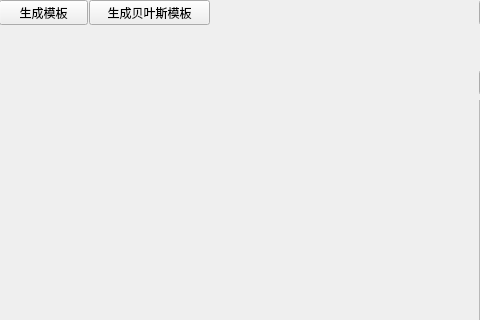
Qt form ui/numdetwindow.ui (wxxhub/machine_view) before a commit; both pictures show x 91 to 571 and y 0 to 320 of the 800 by 605 pixel window.
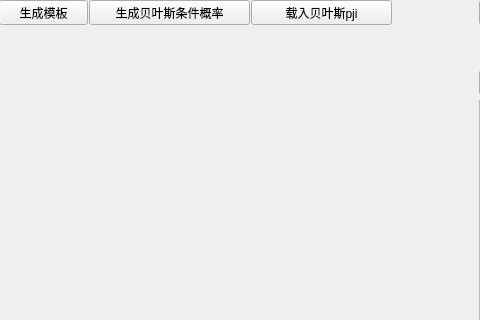
The same form after that commit.

The edit to the form file:
```diff
--- a/ui/numdetwindow.ui
+++ b/ui/numdetwindow.ui
@@ -151,12 +151,12 @@
      <rect>
       <x>180</x>
       <y>0</y>
-      <width>121</width>
+      <width>161</width>
       <height>25</height>
      </rect>
     </property>
     <property name="text">
-     <string>生成贝叶斯模板</string>
+     <string>生成贝叶斯条件概率</string>
     </property>
    </widget>
    <widget class="QPushButton" name="byesDetec">
@@ -214,6 +214,19 @@
      </size>
     </property>
    </widget>
+   <widget class="QPushButton" name="reloadPJI">
+    <property name="geometry">
+     <rect>
+      <x>342</x>
+      <y>0</y>
+      <width>141</width>
+      <height>25</height>
+     </rect>
+    </property>
+    <property name="text">
+     <string>载入贝叶斯pji</string>
+    </property>
+   </widget>
    <zorder>matchBackgroud</zorder>
    <zorder>returnMain</zorder>
    <zorder>createTemplate</zorder>
```
Left out of the diff: 3 changed lines with no effect on the pictures.
